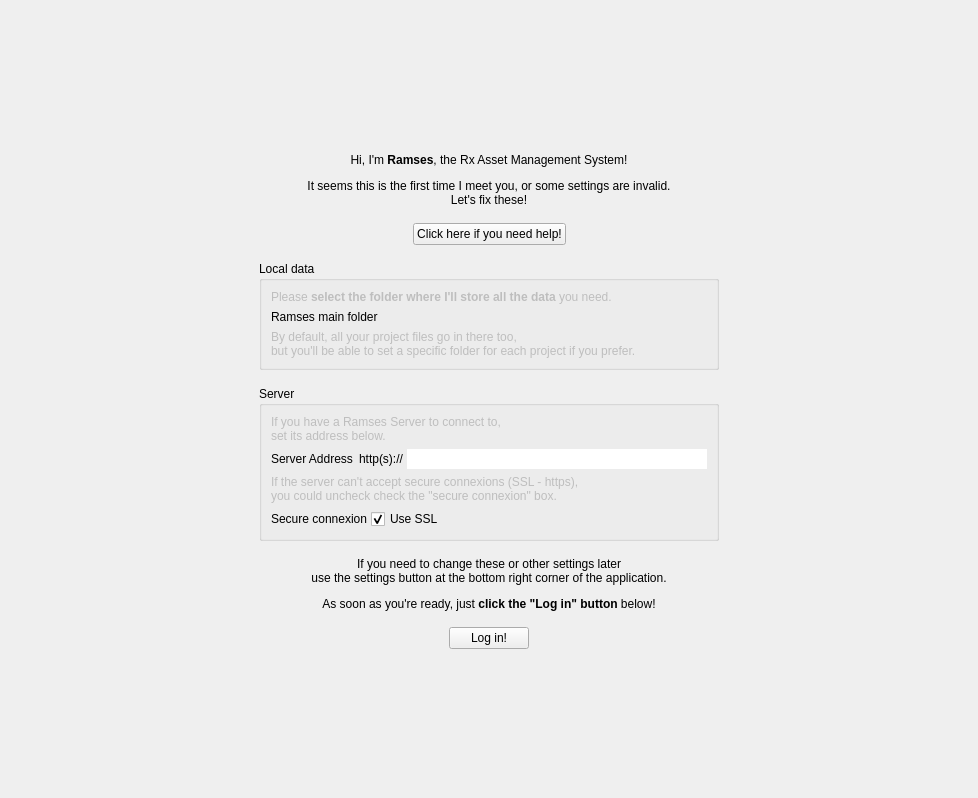
First picture: the form in src/pages/installpage.ui, repository RxLaboratory/Ramses-Client, before the edit.
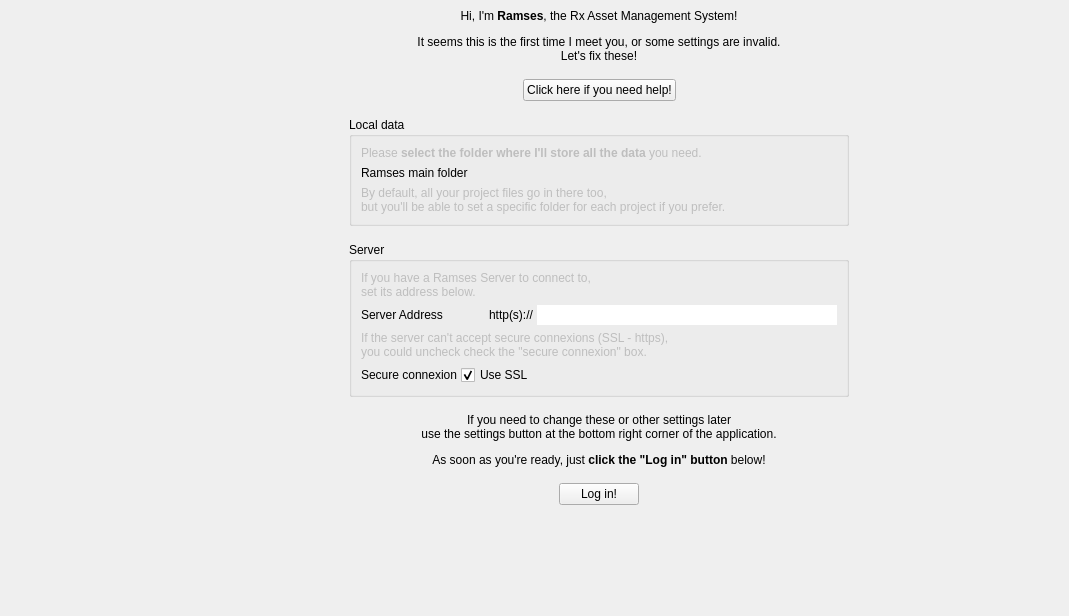
Second picture: the form after the edit. Icons and pictures are not drawn.

The edit to the form file:
```diff
--- a/src/pages/installpage.ui
+++ b/src/pages/installpage.ui
@@ -6,8 +6,8 @@
    <rect>
     <x>0</x>
     <y>0</y>
-    <width>978</width>
-    <height>798</height>
+    <width>1069</width>
+    <height>616</height>
    </rect>
   </property>
   <property name="windowTitle">
@@ -30,7 +30,7 @@
     <number>0</number>
    </property>
    <item>
-    <layout class="QHBoxLayout" name="horizontalLayout_7" stretch="25,0,25">
+    <layout class="QHBoxLayout" name="horizontalLayout_7" stretch="25,0,0,25">
      <item>
       <spacer name="horizontalSpacer_9">
        <property name="orientation">
@@ -45,33 +45,6 @@
       </spacer>
      </item>
      <item>
-      <widget class="QWidget" name="installWidget" native="true">
-       <property name="maximumSize">
-        <size>
-         <width>600</width>
-         <height>16777215</height>
-        </size>
-       </property>
-       <layout class="QVBoxLayout" name="verticalLayout_5" stretch="0,0,0,0,0,0,0,1">
-        <property name="spacing">
-         <number>16</number>
-        </property>
-        <item>
-         <layout class="QHBoxLayout" name="horizontalLayout_6">
-          <item>
-           <spacer name="horizontalSpacer_7">
-            <property name="orientation">
-             <enum>Qt::Horizontal</enum>
-            </property>
-            <property name="sizeHint" stdset="0">
-             <size>
-              <width>40</width>
-              <height>20</height>
-             </size>
-            </property>
-           </spacer>
-          </item>
-          <item>
            <widget class="QLabel" name="label">
             <property name="minimumSize">
              <size>
@@ -100,20 +73,17 @@
            </widget>
           </item>
           <item>
-           <spacer name="horizontalSpacer_8">
-            <property name="orientation">
-             <enum>Qt::Horizontal</enum>
-            </property>
-            <property name="sizeHint" stdset="0">
+      <widget class="QWidget" name="installWidget" native="true">
+       <property name="maximumSize">
              <size>
-              <width>40</width>
-              <height>20</height>
-             </size>
-            </property>
-           </spacer>
-          </item>
-         </layout>
-        </item>
+         <width>600</width>
+         <height>16777215</height>
+        </size>
+       </property>
+       <layout class="QVBoxLayout" name="verticalLayout_5" stretch="0,0,0,0,0,0,1">
+        <property name="spacing">
+         <number>16</number>
+        </property>
         <item>
          <widget class="QLabel" name="label_2">
           <property name="text">
@@ -296,6 +266,19 @@
                 <property name="bottomMargin">
                  <number>0</number>
                 </property>
+                <item>
+                 <spacer name="horizontalSpacer_11">
+                  <property name="orientation">
+                   <enum>Qt::Horizontal</enum>
+                  </property>
+                  <property name="sizeHint" stdset="0">
+                   <size>
+                    <width>40</width>
+                    <height>20</height>
+                   </size>
+                  </property>
+                 </spacer>
+                </item>
                 <item>
                  <widget class="QLabel" name="label_9">
                   <property name="text">
```
Left out of the diff: 5 changed lines with no effect on the pictures. Lines whose indentation alone changed are shown as unchanged.
